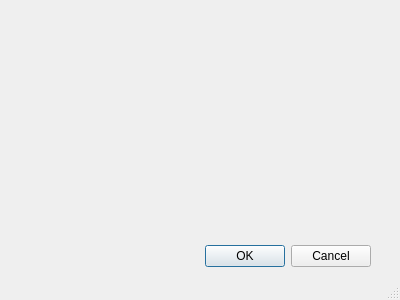
Qt form blockdesignerdialog.ui (sqrldev/IdTool) before a commit.
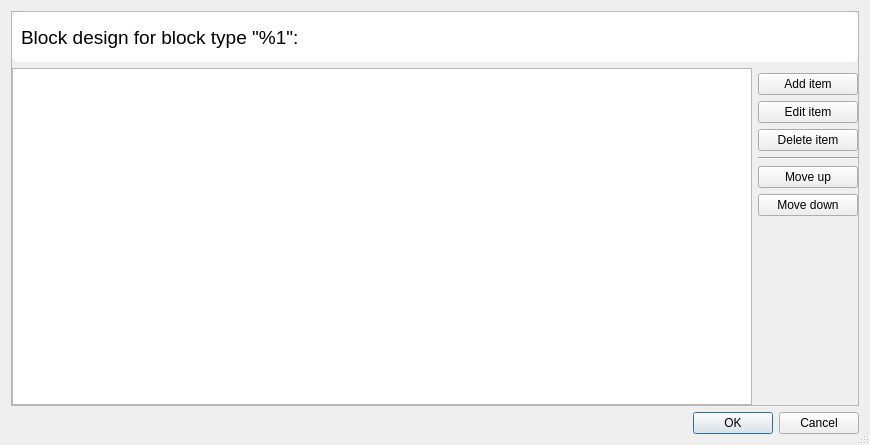
The same form after that commit. Icons and pictures are not drawn.

Commit message: Block designer now loading data plus some renaming

The edit to the form file:
```diff
--- a/blockdesignerdialog.ui
+++ b/blockdesignerdialog.ui
@@ -6,8 +6,8 @@
    <rect>
     <x>0</x>
     <y>0</y>
-    <width>400</width>
-    <height>300</height>
+    <width>870</width>
+    <height>445</height>
    </rect>
   </property>
   <property name="windowTitle">
@@ -23,22 +23,213 @@
   <property name="modal">
    <bool>true</bool>
   </property>
-  <widget class="QDialogButtonBox" name="buttonBox">
-   <property name="geometry">
-    <rect>
-     <x>30</x>
-     <y>240</y>
-     <width>341</width>
-     <height>32</height>
-    </rect>
-   </property>
-   <property name="orientation">
-    <enum>Qt::Horizontal</enum>
-   </property>
-   <property name="standardButtons">
-    <set>QDialogButtonBox::Cancel|QDialogButtonBox::Ok</set>
-   </property>
-  </widget>
+  <layout class="QVBoxLayout" name="verticalLayout">
+   <item>
+    <widget class="QFrame" name="frame">
+     <property name="frameShape">
+      <enum>QFrame::StyledPanel</enum>
+     </property>
+     <property name="frameShadow">
+      <enum>QFrame::Raised</enum>
+     </property>
+     <layout class="QVBoxLayout" name="verticalLayout_2">
+      <property name="leftMargin">
+       <number>0</number>
+      </property>
+      <property name="topMargin">
+       <number>0</number>
+      </property>
+      <property name="rightMargin">
+       <number>0</number>
+      </property>
+      <property name="bottomMargin">
+       <number>0</number>
+      </property>
+      <item>
+       <widget class="QFrame" name="frameHeader">
+        <property name="minimumSize">
+         <size>
+          <width>0</width>
+          <height>50</height>
+         </size>
+        </property>
+        <property name="maximumSize">
+         <size>
+          <width>16777215</width>
+          <height>50</height>
+         </size>
+        </property>
+        <property name="autoFillBackground">
+         <bool>false</bool>
+        </property>
+        <property name="styleSheet">
+         <string notr="true">QFrame#frameHeader {background: white; border-radius: 6px;}</string>
+        </property>
+        <property name="frameShape">
+         <enum>QFrame::StyledPanel</enum>
+        </property>
+        <property name="frameShadow">
+         <enum>QFrame::Raised</enum>
+        </property>
+        <layout class="QVBoxLayout" name="verticalLayout_4">
+         <item>
+          <widget class="QLabel" name="labelHeadline">
+           <property name="font">
+            <font>
+             <pointsize>14</pointsize>
+            </font>
+           </property>
+           <property name="text">
+            <string>Block design for block type &quot;%1&quot;:</string>
+           </property>
+          </widget>
+         </item>
+        </layout>
+       </widget>
+      </item>
+      <item>
+       <layout class="QHBoxLayout" name="horizontalLayout">
+        <item>
+         <widget class="QTableView" name="tableView">
+          <property name="editTriggers">
+           <set>QAbstractItemView::NoEditTriggers</set>
+          </property>
+          <property name="showDropIndicator" stdset="0">
+           <bool>false</bool>
+          </property>
+          <property name="selectionBehavior">
+           <enum>QAbstractItemView::SelectRows</enum>
+          </property>
+         </widget>
+        </item>
+        <item>
+         <layout class="QVBoxLayout" name="verticalLayout_3" stretch="0,0,0,0,0,0,0">
+          <property name="topMargin">
+           <number>5</number>
+          </property>
+          <item>
+           <widget class="QPushButton" name="btnAddItem">
+            <property name="minimumSize">
+             <size>
+              <width>100</width>
+              <height>0</height>
+             </size>
+            </property>
+            <property name="text">
+             <string>Add item</string>
+            </property>
+            <property name="icon">
+             <iconset resource="res.qrc">
+              <normaloff>:/res/img/Add_16x.png</normaloff>:/res/img/Add_16x.png</iconset>
+            </property>
+           </widget>
+          </item>
+          <item>
+           <widget class="QPushButton" name="btnEditItem">
+            <property name="minimumSize">
+             <size>
+              <width>100</width>
+              <height>0</height>
+             </size>
+            </property>
+            <property name="text">
+             <string>Edit item</string>
+            </property>
+            <property name="icon">
+             <iconset resource="res.qrc">
+              <normaloff>:/res/img/Edit_16x.png</normaloff>:/res/img/Edit_16x.png</iconset>
+            </property>
+           </widget>
+          </item>
+          <item>
+           <widget class="QPushButton" name="btnDeleteItem">
+            <property name="minimumSize">
+             <size>
+              <width>100</width>
+              <height>0</height>
+             </size>
+            </property>
+            <property name="text">
+             <string>Delete item</string>
+            </property>
+            <property name="icon">
+             <iconset resource="res.qrc">
+              <normaloff>:/res/img/DeleteBlock_16x.png</normaloff>:/res/img/DeleteBlock_16x.png</iconset>
+            </property>
+           </widget>
+          </item>
+          <item>
+           <widget class="Line" name="line">
+            <property name="orientation">
+             <enum>Qt::Horizontal</enum>
+            </property>
+           </widget>
+          </item>
+          <item>
+           <widget class="QPushButton" name="btnMoveItemUp">
+            <property name="minimumSize">
+             <size>
+              <width>100</width>
+              <height>0</height>
+             </size>
+            </property>
+            <property name="text">
+             <string>Move up</string>
+            </property>
+            <property name="icon">
+             <iconset resource="res.qrc">
+              <normaloff>:/res/img/DoubleUp_24x.png</normaloff>:/res/img/DoubleUp_24x.png</iconset>
+            </property>
+           </widget>
+          </item>
+          <item>
+           <widget class="QPushButton" name="btnMoveItemDown">
+            <property name="minimumSize">
+             <size>
+              <width>100</width>
+              <height>0</height>
+             </size>
+            </property>
+            <property name="text">
+             <string>Move down</string>
+            </property>
+            <property name="icon">
+             <iconset resource="res.qrc">
+              <normaloff>:/res/img/DoubleDown_24x.png</normaloff>:/res/img/DoubleDown_24x.png</iconset>
+            </property>
+           </widget>
+          </item>
+          <item>
+           <spacer name="verticalSpacer">
+            <property name="orientation">
+             <enum>Qt::Vertical</enum>
+            </property>
+            <property name="sizeHint" stdset="0">
+             <size>
+              <width>20</width>
+              <height>40</height>
+             </size>
+            </property>
+           </spacer>
+          </item>
+         </layout>
+        </item>
+       </layout>
+      </item>
+     </layout>
+    </widget>
+   </item>
+   <item>
+    <widget class="QDialogButtonBox" name="buttonBox">
+     <property name="orientation">
+      <enum>Qt::Horizontal</enum>
+     </property>
+     <property name="standardButtons">
+      <set>QDialogButtonBox::Cancel|QDialogButtonBox::Ok</set>
+     </property>
+    </widget>
+   </item>
+  </layout>
  </widget>
  <resources>
   <include location="res.qrc"/>
```
The commit also changes 8 other files.
